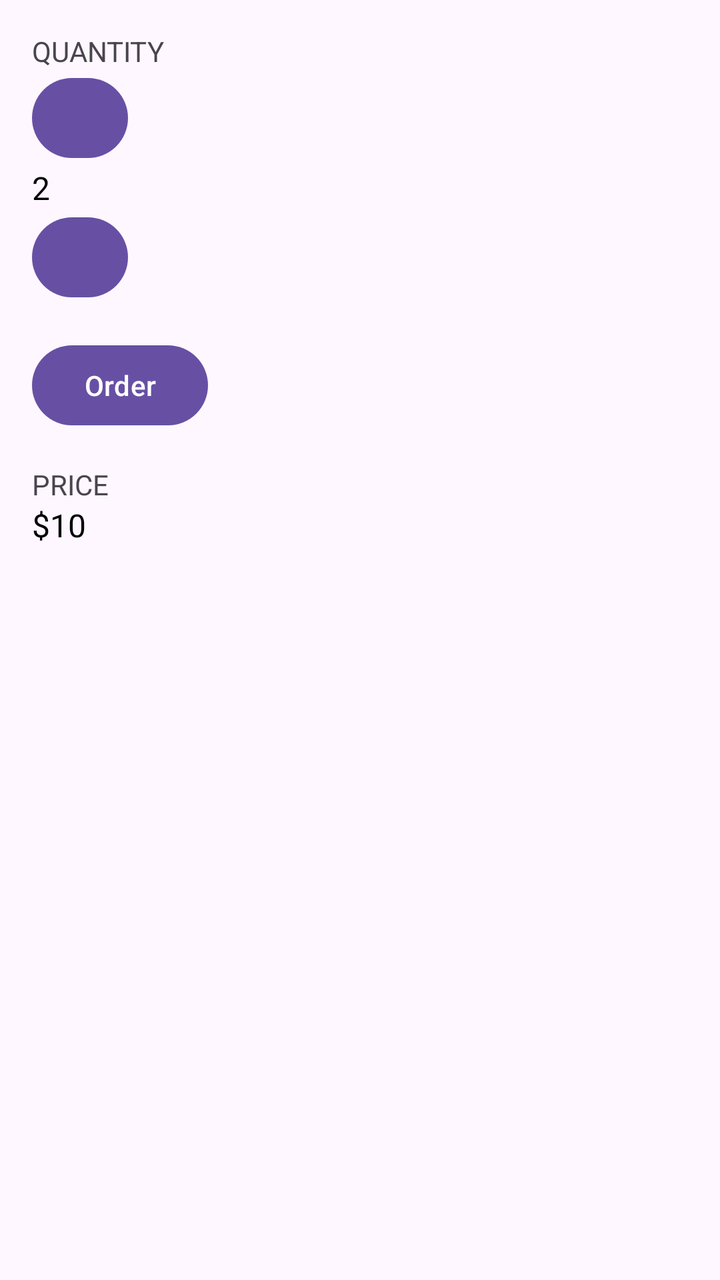
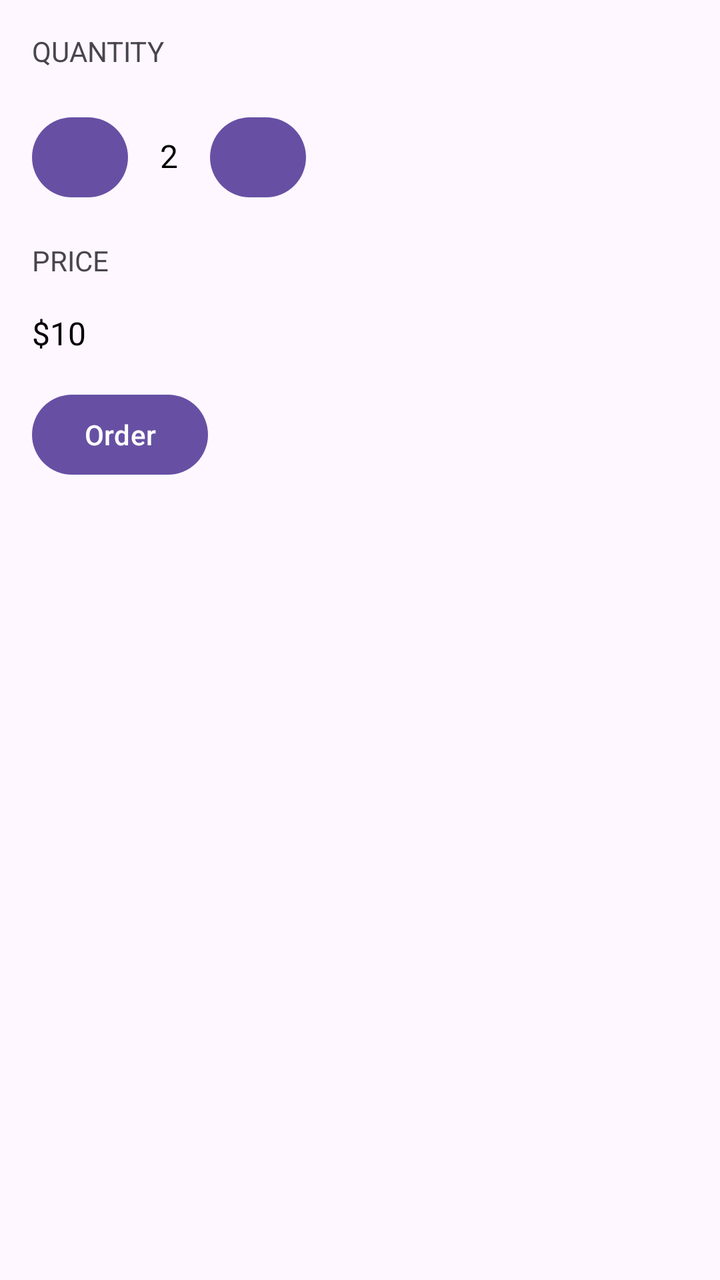

The first picture is an Android layout as it rendered before a commit; the second is the same layout after the commit. The layout source and the unified diff follow.
<!-- AndroidManifest.xml: application theme Theme.JustJava -->
<!-- res/layout/activity_main.xml -->
<?xml version="1.0" encoding="utf-8"?>
<LinearLayout xmlns:android="http://schemas.android.com/apk/res/android"
    android:layout_width="match_parent"
    android:layout_height="match_parent"
    android:orientation="vertical"
    android:padding="16dp">

    <TextView
        android:layout_width="wrap_content"
        android:layout_height="wrap_content"
        android:text="Quantity"
        android:textAllCaps="true" />

    
    <Button
        android:layout_width="48dp"
        android:layout_height="48dp"
        android:text="+"
        android:onClick="increment" />

    <TextView
        android:id="@+id/quantity_text_view"
        android:layout_width="wrap_content"
        android:layout_height="wrap_content"
        android:text="2"
        android:textSize="16sp"
        android:textColor="@android:color/black" />

    
    <Button
        android:layout_width="48dp"
        android:layout_height="48dp"
        android:text="-"
        android:onClick="decrement" />

    <Button
        android:layout_width="wrap_content"
        android:layout_height="wrap_content"
        android:text="Order"
        android:onClick="submitOrder"
        android:layout_marginTop="16dp" />

    <TextView
        android:layout_width="wrap_content"
        android:layout_height="wrap_content"
        android:text="Price"
        android:textAllCaps="true"
        android:layout_marginTop="16dp" />

    <TextView
        android:id="@+id/price_text_view"
        android:layout_width="wrap_content"
        android:layout_height="wrap_content"
        android:text="$10"
        android:textSize="16sp"
        android:textColor="@android:color/black" />

</LinearLayout>
<!-- resources referenced by this layout -->
<resources>
  <style name="Theme.JustJava" parent="Base.Theme.JustJava" />
  <style name="Base.Theme.JustJava" parent="Theme.Material3.DayNight.NoActionBar">
          
          
      </style>
</resources>

<!-- the commit's change to res/layout/activity_main.xml (unified diff, before → after) -->
@@ -5,6 +5,7 @@
     android:orientation="vertical"
     android:padding="16dp">
 
+    
     <TextView
         android:layout_width="wrap_content"
         android:layout_height="wrap_content"
@@ -12,27 +13,54 @@
         android:textAllCaps="true" />
 
     
-    <Button
-        android:layout_width="48dp"
-        android:layout_height="48dp"
-        android:text="+"
-        android:onClick="increment" />
-
-    <TextView
-        android:id="@+id/quantity_text_view"
+    <LinearLayout
         android:layout_width="wrap_content"
         android:layout_height="wrap_content"
-        android:text="2"
-        android:textSize="16sp"
-        android:textColor="@android:color/black" />
+        android:orientation="horizontal"
+        android:layout_marginTop="16dp">
+
+        <Button
+            android:layout_width="48dp"
+            android:layout_height="48dp"
+            android:text="-"
+            android:onClick="decrement" />
+
+        <TextView
+            android:id="@+id/quantity_text_view"
+            android:layout_width="wrap_content"
+            android:layout_height="wrap_content"
+            android:text="2"
+            android:textSize="16sp"
+            android:textColor="@android:color/black"
+            android:padding="16dp" />
+
+        <Button
+            android:layout_width="48dp"
+            android:layout_height="48dp"
+            android:text="+"
+            android:onClick="increment" />
+
+    </LinearLayout>
 
     
-    <Button
-        android:layout_width="48dp"
-        android:layout_height="48dp"
-        android:text="-"
-        android:onClick="decrement" />
+    <TextView
+        android:layout_width="wrap_content"
+        android:layout_height="wrap_content"
+        android:text="Price"
+        android:textAllCaps="true"
+        android:layout_marginTop="16dp" />
 
+    
+    <TextView
+        android:id="@+id/price_text_view"
+        android:layout_width="wrap_content"
+        android:layout_height="wrap_content"
+        android:text="$10"
+        android:textSize="16sp"
+        android:textColor="@android:color/black"
+        android:layout_marginTop="16dp" />
+
+    
     <Button
         android:layout_width="wrap_content"
         android:layout_height="wrap_content"
@@ -40,19 +68,4 @@
         android:onClick="submitOrder"
         android:layout_marginTop="16dp" />
 
-    <TextView
-        android:layout_width="wrap_content"
-        android:layout_height="wrap_content"
-        android:text="Price"
-        android:textAllCaps="true"
-        android:layout_marginTop="16dp" />
-
-    <TextView
-        android:id="@+id/price_text_view"
-        android:layout_width="wrap_content"
-        android:layout_height="wrap_content"
-        android:text="$10"
-        android:textSize="16sp"
-        android:textColor="@android:color/black" />
-
 </LinearLayout>
